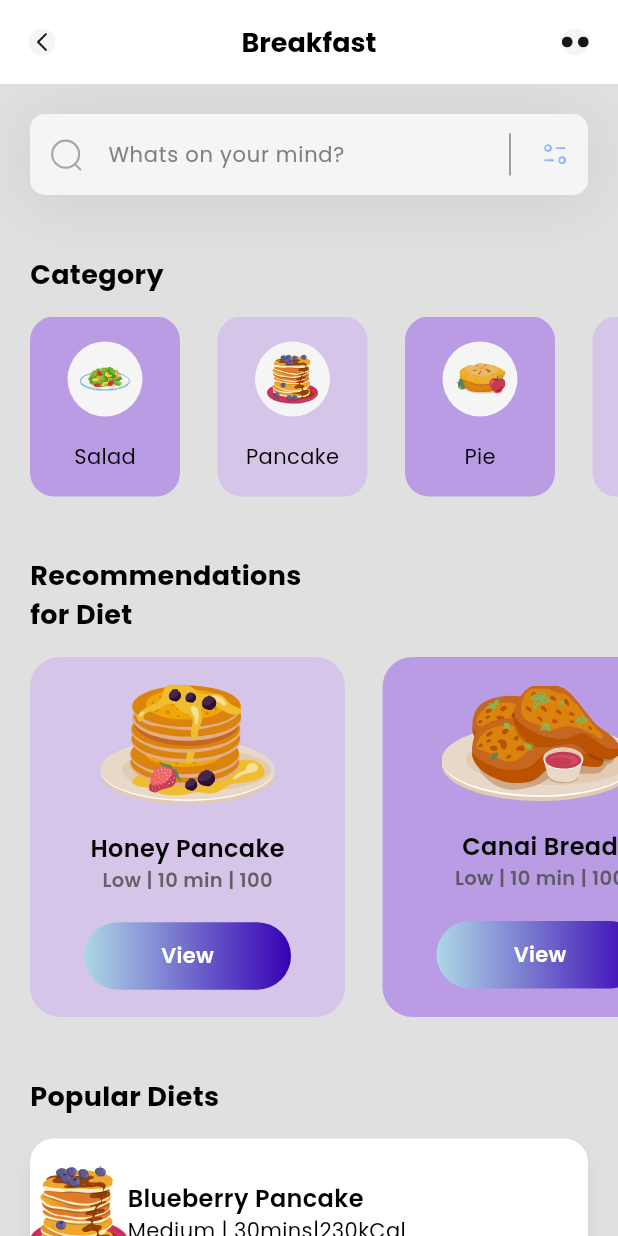
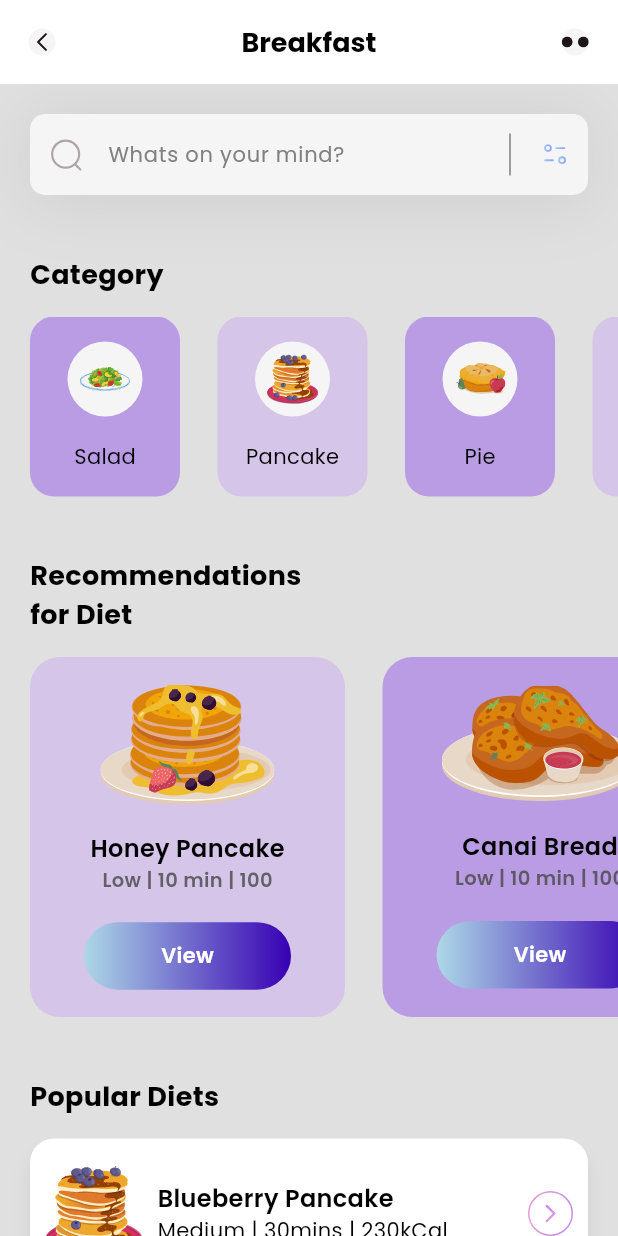
Before and after one commit to MHN-Sathsara/FoodcartApp_flutter, a Flutter app: the screen it shows after launch, on a phone screen of 412 x 824 dp. Run offline on Flutter 3.47's test engine with Material 3 defaults, Android fonts, the phone set to English and light mode, and no system bars; our stand-ins replace flutter_svg, get.

Commit message:
Update home.dart

```diff
--- a/foodcart/lib/View/screens/home.dart
+++ b/foodcart/lib/View/screens/home.dart
@@ -7,22 +7,33 @@ import 'package:foodcart/Model/popular_model.dart';
 import 'package:foodcart/View/screens/widgets/color_palettes.dart';
 import 'package:foodcart/View/screens/widgets/sidebuttons.dart';
 
-class HomePage extends StatelessWidget {
+class HomePage extends StatefulWidget {
   HomePage({Key? key}) : super(key: key);
 
+  @override
+  _HomePageState createState() => _HomePageState();
+}
+
+class _HomePageState extends State<HomePage> {
   List<CatagoryModel> categories = [];
   List<DietModel> diets = [];
   List<PopularDietsModel> popularDiets = [];
+
+  @override
+  void initState() {
+    super.initState();
+    _getInitialInfo();
+  }
 
   void _getInitialInfo() {
     categories = CatagoryModel.getCatagories();
     diets = DietModel.getDiets();
     popularDiets = PopularDietsModel.getPopularDiets();
+    setState(() {});
   }
 
   @override
   Widget build(BuildContext context) {
-    _getInitialInfo();
     return Scaffold(
       appBar: appBar(),
       backgroundColor: ColorPalettes.backgroundDark,
@@ -34,87 +45,8 @@ class HomePage extends StatelessWidget {
           const SizedBox(height: 40),
           _dietRecommendations(),
           const SizedBox(height: 40),
-          Column(
-            crossAxisAlignment: CrossAxisAlignment.start,
-            children: [
-              Padding(
-                padding: EdgeInsets.only(left: 20),
-                child: Text(
-                  'Popular Diets',
-                  style: TextStyle(
-                    color: Colors.black,
-                    fontSize: 18,
-                    fontWeight: FontWeight.bold,
-                  ),
-                ),
-              ),
-              SizedBox(height: 15),
-              ListView.separated(
-                  itemCount: popularDiets.length,
-                  shrinkWrap: true,
-                  separatorBuilder: (context, index) => const SizedBox(
-                        height: 25,
-                      ),
-                  padding: EdgeInsets.only(
-                    left: 20,
-                    right: 20,
-                  ),
-                  itemBuilder: (context, index) {
-                    return Container(
-                      height: 100,
-                      child: Row(
-                        children: [
-                          SvgPicture.asset(
-                            popularDiets[index].iconPath,
-                            width: 65,
-                            height: 65,
-                          ),
-                          Column(
-                            mainAxisAlignment: MainAxisAlignment.center,
-                            crossAxisAlignment: CrossAxisAlignment.start,
-                            children: [
-                              Text(
-                                popularDiets[index].name,
-                                style: TextStyle(
-                                  color: Colors.black,
-                                  fontSize: 16,
-                                  fontWeight: FontWeight.w600,
-                                ),
-                              ),
-                              Text(
-                                popularDiets[index].level +
-                                    ' | ' +
-                                    popularDiets[index].duration +
-                                    '|' +
-                                    popularDiets[index].calorie,
-                                style: TextStyle(
-                                  color: Colors.black,
-                                  fontSize: 14,
-                                ),
-                              ),
-                            ],
-                          )
-                        ],
-                      ),
-                      decoration: BoxDecoration(
-                        color: Colors.white,
-                        borderRadius: BorderRadius.circular(16),
-                        boxShadow: [
-                          BoxShadow(
-                            color: Colors.black.withOpacity(0.07),
-                            offset: Offset(0, 10),
-                            blurRadius: 10,
-                            spreadRadius: 0,
-                          ),
-                        ],
-                      ),
-                    );
-                  }),
-            ],
-          ),
-          const SizedBox(
-            height: 40,
-          ),
+          _popularDietsSection(),
+          const SizedBox(height: 40),
         ],
       ),
     );
@@ -137,7 +69,6 @@ class HomePage extends StatelessWidget {
         ),
         const SizedBox(height: 15),
         Container(
-          //color: ColorPalettes.mediumBlue,
           height: 240,
           child: ListView.separated(
             itemBuilder: (context, index) {
@@ -231,7 +162,6 @@ class HomePage extends StatelessWidget {
         const SizedBox(height: 15),
         Container(
           height: 120,
-          //color: Colors.green,
           child: ListView.separated(
             itemCount: categories.length,
             scrollDirection: Axis.horizontal,
@@ -281,6 +211,103 @@ class HomePage extends StatelessWidget {
     );
   }
 
+  Column _popularDietsSection() {
+    return Column(
+      crossAxisAlignment: CrossAxisAlignment.start,
+      children: [
+        const Padding(
+          padding: EdgeInsets.only(left: 20),
+          child: Text(
+            'Popular Diets',
+            style: TextStyle(
+              color: Colors.black,
+              fontSize: 18,
+              fontWeight: FontWeight.bold,
+            ),
+          ),
+        ),
+        const SizedBox(height: 15),
+        ListView.separated(
+          itemCount: popularDiets.length,
+          shrinkWrap: true,
+          separatorBuilder: (context, index) => const SizedBox(
+            height: 25,
+          ),
+          padding: const EdgeInsets.only(
+            left: 20,
+            right: 20,
+          ),
+          itemBuilder: (context, index) {
+            return Container(
+              height: 100,
+              decoration: BoxDecoration(
+                color: popularDiets[index].boxIsSelected
+                    ? Colors.white
+                    : Colors.transparent,
+                borderRadius: BorderRadius.circular(16),
+                boxShadow: popularDiets[index].boxIsSelected
+                    ? [
+                        BoxShadow(
+                          color: Colors.black.withOpacity(0.07),
+                          offset: const Offset(0, 10),
+                          blurRadius: 10,
+                          spreadRadius: 0,
+                        ),
+                      ]
+                    : [],
+              ),
+              child: Padding(
+                padding: const EdgeInsets.all(10.0),
+                child: Row(
+                  crossAxisAlignment: CrossAxisAlignment.center,
+                  children: [
+                    SvgPicture.asset(
+                      popularDiets[index].iconPath,
+                      width: 65,
+                      height: 65,
+                    ),
+                    const SizedBox(width: 10),
+                    Expanded(
+                      child: Column(
+                        mainAxisAlignment: MainAxisAlignment.center,
+                        crossAxisAlignment: CrossAxisAlignment.start,
+                        children: [
+                          Text(
+                            popularDiets[index].name,
+                            style: const TextStyle(
+                              color: Colors.black,
+                              fontSize: 16,
+                              fontWeight: FontWeight.w600,
+                            ),
+                          ),
+                          Text(
+                            '${popularDiets[index].level} | ${popularDiets[index].duration} | ${popularDiets[index].calorie}',
+                            style: const TextStyle(
+                              color: Colors.black,
+                              fontSize: 14,
+                            ),
+                          ),
+                        ],
+                      ),
+                    ),
+                    GestureDetector(
+                      onTap: () {},
+                      child: SvgPicture.asset(
+                        'assets/icons/button.svg',
+                        width: 30,
+                        height: 30,
+                      ),
+                    ),
+                  ],
+                ),
+              ),
+            );
+          },
+        ),
+      ],
+    );
+  }
+
   Container _searchBar() {
     return Container(
       margin: const EdgeInsets.only(top: 20, left: 20, right: 20),
@@ -290,7 +317,7 @@ class HomePage extends StatelessWidget {
             color: Colors.grey.withOpacity(0.3),
             spreadRadius: 0.0,
             blurRadius: 40,
-            offset: const Offset(0, 3), // changes position of shadow
+            offset: const Offset(0, 3),
           ),
         ],
       ),
@@ -338,7 +365,6 @@ class HomePage extends StatelessWidget {
     );
   }
 
-//appbar side button widget settings:
   AppBar appBar() {
     return AppBar(
       title: const Text(
```
